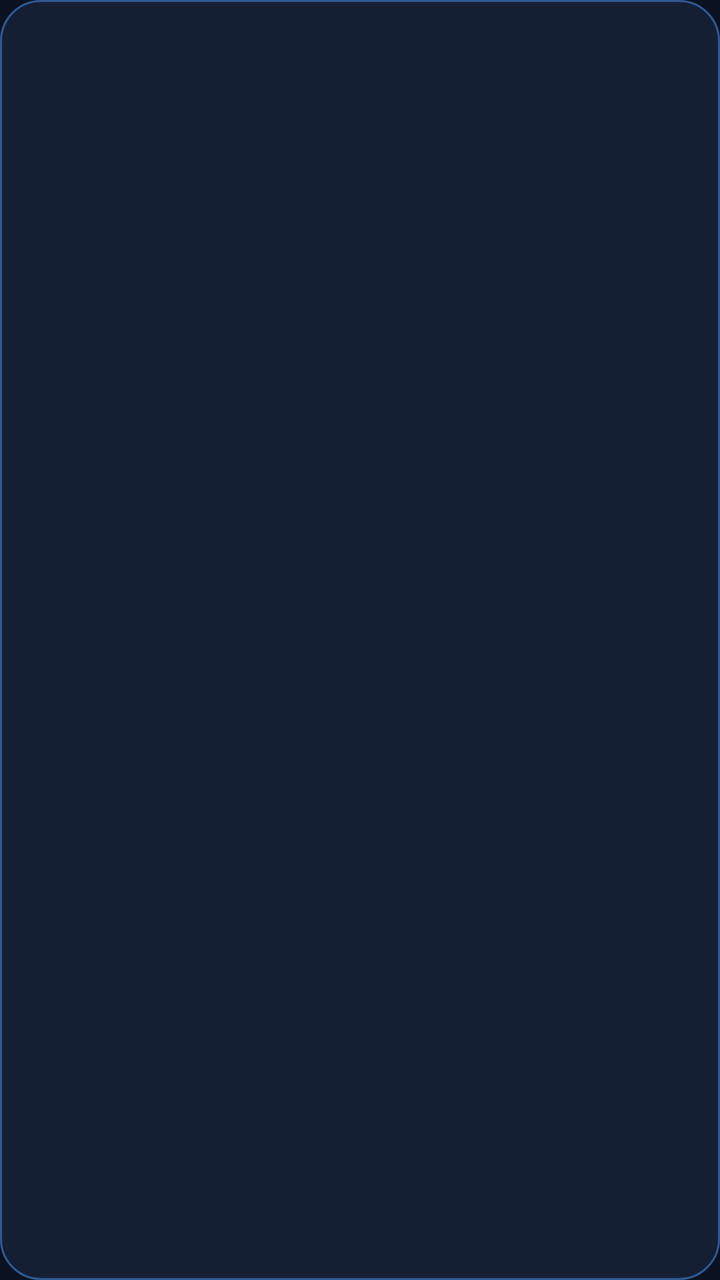
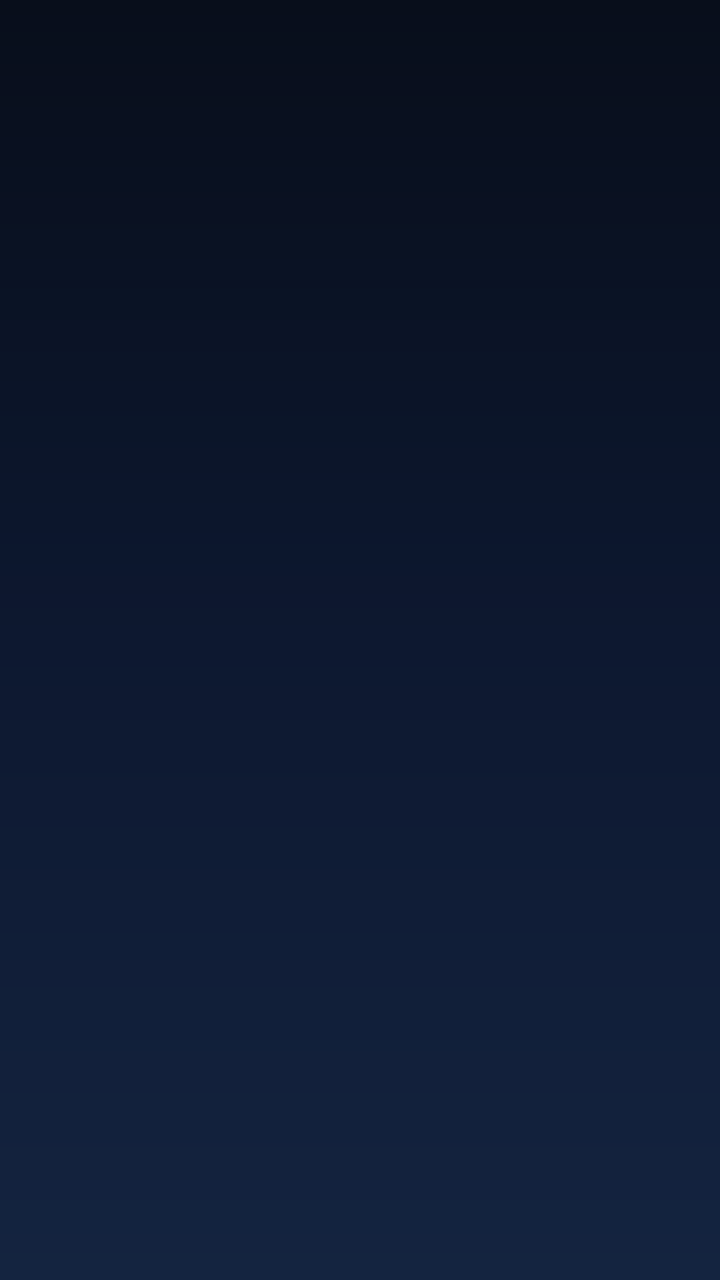

Compare the two renders of this Android layout. The source of the first and the diff that turns it into the second are given below.
<!-- AndroidManifest.xml: application theme Theme.GymTrackerPro -->
<!-- res/layout/item_exercise.xml -->
<?xml version="1.0" encoding="utf-8"?>
<LinearLayout xmlns:android="http://schemas.android.com/apk/res/android"
    android:layout_width="match_parent"
    android:layout_height="wrap_content"
    android:layout_marginBottom="10dp"
    android:background="@drawable/bg_card"
    android:clickable="true"
    android:focusable="true"
    android:gravity="center_vertical"
    android:orientation="horizontal"
    android:padding="12dp">

    <ImageView
        android:id="@+id/imageMuscle"
        android:layout_width="58dp"
        android:layout_height="58dp"
        android:importantForAccessibility="no"
        android:padding="6dp" />

    <LinearLayout
        android:layout_width="0dp"
        android:layout_height="wrap_content"
        android:layout_marginStart="14dp"
        android:layout_weight="1"
        android:orientation="vertical">

        <TextView
            android:id="@+id/textExName"
            android:layout_width="match_parent"
            android:layout_height="wrap_content"
            android:textColor="@color/gt_text"
            android:textSize="16sp"
            android:textStyle="bold" />

        <TextView
            android:id="@+id/textExGroup"
            android:layout_width="match_parent"
            android:layout_height="wrap_content"
            android:layout_marginTop="3dp"
            android:textSize="13sp"
            android:textStyle="bold" />

    </LinearLayout>

</LinearLayout>
<!-- resources referenced by this layout -->
<resources>
  <color name="gt_text">#F8FAFC</color>
  <!-- drawable bg_card (drawable) -->
  <?xml version="1.0" encoding="utf-8"?>
  <shape xmlns:android="http://schemas.android.com/apk/res/android" android:shape="rectangle">
      <solid android:color="@color/gt_surface" />
      <corners android:radius="20dp" />
      <stroke android:width="1dp" android:color="@color/gt_stroke" />
  </shape>
  <style name="Theme.GymTrackerPro" parent="Base.Theme.GymTrackerPro" />
  <color name="gt_surface">#151F33</color>
  <color name="gt_stroke">#2F5A94</color>
  <style name="Base.Theme.GymTrackerPro" parent="Theme.Material3.Dark.NoActionBar">
          <item name="colorPrimary">@color/gt_blue</item>
          <item name="colorSurface">@color/gt_surface</item>
          <item name="android:windowBackground">@color/gt_background</item>
  
          
          <item name="android:statusBarColor">@color/gt_background</item>
          <item name="android:navigationBarColor">@color/gt_background</item>
          <item name="android:windowLightStatusBar">false</item>
      </style>
  <color name="gt_blue">#60A5FA</color>
  <color name="gt_background">#0B1120</color>
</resources>

<!-- the commit's change to res/layout/item_exercise.xml (unified diff, before → after) -->
@@ -3,7 +3,7 @@
     android:layout_width="match_parent"
     android:layout_height="wrap_content"
     android:layout_marginBottom="10dp"
-    android:background="@drawable/bg_card"
+    android:background="@drawable/bg_midnight_gradient"
     android:clickable="true"
     android:focusable="true"
     android:gravity="center_vertical"
<!-- resource entries referenced after the edit -->
@@ -1,16 +1,21 @@
 <!-- resources referenced by this layout -->
 <resources>
   <color name="gt_text">#F8FAFC</color>
-  <!-- drawable bg_card (drawable) -->
+  <!-- drawable bg_midnight_gradient (drawable) -->
   <?xml version="1.0" encoding="utf-8"?>
-  <shape xmlns:android="http://schemas.android.com/apk/res/android" android:shape="rectangle">
-      <solid android:color="@color/gt_surface" />
-      <corners android:radius="20dp" />
-      <stroke android:width="1dp" android:color="@color/gt_stroke" />
+  <shape xmlns:android="http://schemas.android.com/apk/res/android"
+      android:shape="rectangle">
+  
+      <gradient
+          android:angle="270"
+          android:startColor="#080E1B"
+          android:centerColor="#0D1830"
+          android:endColor="#142440"
+          android:type="linear" />
+  
   </shape>
   <style name="Theme.GymTrackerPro" parent="Base.Theme.GymTrackerPro" />
   <color name="gt_surface">#151F33</color>
-  <color name="gt_stroke">#2F5A94</color>
   <style name="Base.Theme.GymTrackerPro" parent="Theme.Material3.Dark.NoActionBar">
           <item name="colorPrimary">@color/gt_blue</item>
           <item name="colorSurface">@color/gt_surface</item>
